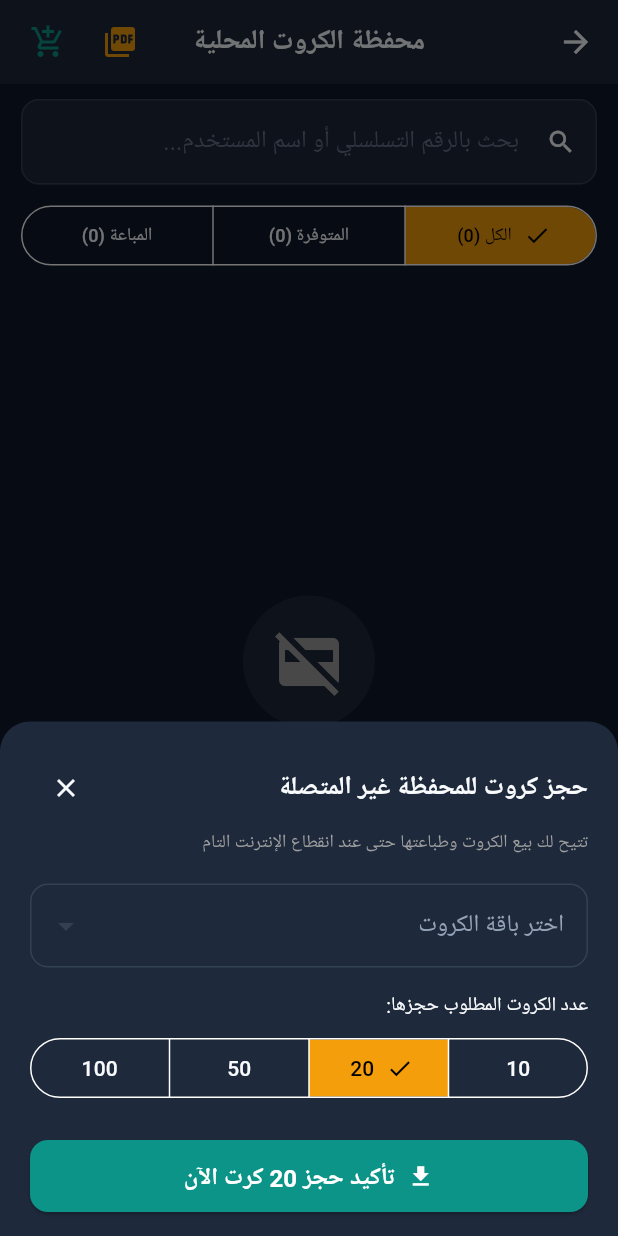
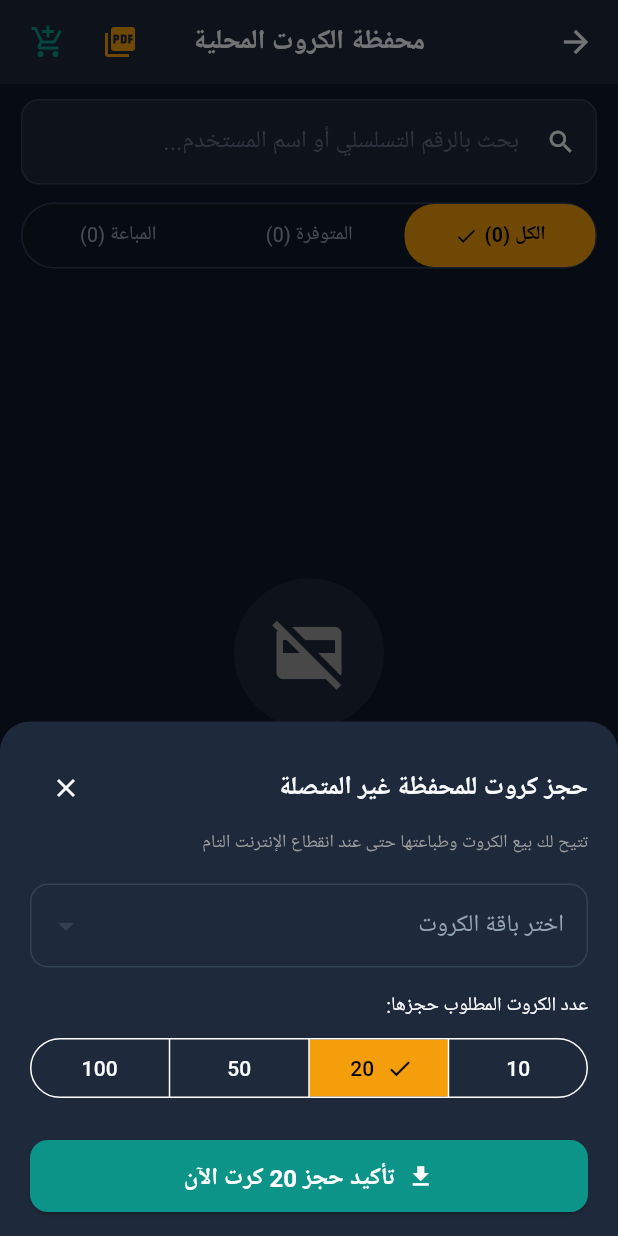
Before and after one commit to HassanY1010/mikrotik-project, a Flutter app: the CardsWalletScreen screen opened directly, after a tap on "حجز كروت الآن للمحفظة", on a phone screen of 412 x 824 dp. Run offline on Flutter 3.47's test engine with Material 3 defaults, Android fonts, the phone set to English and light mode, and no system bars; our stand-ins replace dio, flutter_riverpod, pdf, printing, qr_flutter, share_plus and 1 more; accounts and stored records are empty; network calls fail.

Commit message:
feat(cards-wallet): full real integration of offline cards wallet, reservation flow, live search, and pdf printing

```diff
--- a/apps/mobile/lib/core/models/models.dart
+++ b/apps/mobile/lib/core/models/models.dart
@@ -49,6 +49,7 @@ class HotspotProfileModel {
   final double price;
   final String? validity;
   final String? rateLimit;
+  final int availableCards;
 
   HotspotProfileModel({
     required this.id,
@@ -59,6 +60,7 @@ class HotspotProfileModel {
     required this.price,
     this.validity,
     this.rateLimit,
+    this.availableCards = 0,
   });
 
   factory HotspotProfileModel.fromJson(Map<String, dynamic> json) {
@@ -92,6 +94,7 @@ class HotspotProfileModel {
       price: rawPrice > 0 ? rawPrice : 200.0,
       validity: json['validity'] as String? ?? json['sessionTimeout'] as String?,
       rateLimit: json['rateLimit'] as String?,
+      availableCards: (json['availableCards'] as num?)?.toInt() ?? 0,
     );
   }
 
@@ -104,6 +107,7 @@ class HotspotProfileModel {
     'price': price,
     'validity': validity,
     'rateLimit': rateLimit,
+    'availableCards': availableCards,
   };
 }
 
@@ -140,7 +144,7 @@ class OfflineCardModel {
       id: json['id'] as String,
       serialNumber: json['serialNumber'] as String,
       username: json['username'] as String,
-      clearPassword: json['clearPassword'] as String?,
+      clearPassword: (json['clearPassword'] ?? json['password'] ?? json['pinCode']) as String?,
       profileId: json['profileId'] as String? ?? '',
       profileName: json['profileName'] as String? ?? 'Hotspot Card',
       deviceId: json['deviceId'] as String? ?? '',
--- a/apps/mobile/lib/features/cards/presentation/cards_wallet_screen.dart
+++ b/apps/mobile/lib/features/cards/presentation/cards_wallet_screen.dart
@@ -1,4 +1,5 @@
 import 'package:flutter/material.dart';
+import 'package:flutter/services.dart';
 import 'package:flutter_riverpod/flutter_riverpod.dart';
 import 'package:qr_flutter/qr_flutter.dart';
 import '../../../core/models/models.dart';
@@ -16,6 +17,15 @@ class _CardsWalletScreenState extends ConsumerState<CardsWalletScreen> {
   String _filter = 'ALL'; // ALL, AVAILABLE, SOLD
   String _searchQuery = '';
   final _searchController = TextEditingController();
+
+  @override
+  void initState() {
+    super.initState();
+    // Load fresh cached profiles on screen entry
+    WidgetsBinding.instance.addPostFrameCallback((_) {
+      ref.read(profilesProvider.notifier).fetchProfiles();
+    });
+  }
 
   @override
   void dispose() {
@@ -41,10 +51,17 @@ class _CardsWalletScreenState extends ConsumerState<CardsWalletScreen> {
       builder: (ctx) => AlertDialog(
         backgroundColor: const Color(0xFF1E293B),
         shape: RoundedRectangleBorder(borderRadius: BorderRadius.circular(16)),
-        title: Text(
+        title: Row(
+          mainAxisAlignment: MainAxisAlignment.center,
+          children: [
+            const Icon(Icons.wifi, color: Color(0xFF0D9488), size: 20),
+            const SizedBox(width: 8),
+            Text(
               'كرت #${card.serialNumber}',
               textAlign: TextAlign.center,
-          style: const TextStyle(fontWeight: FontWeight.bold),
+              style: const TextStyle(fontWeight: FontWeight.bold, fontSize: 16),
+            ),
+          ],
         ),
         content: Column(
           mainAxisSize: MainAxisSize.min,
@@ -58,16 +75,17 @@ class _CardsWalletScreenState extends ConsumerState<CardsWalletScreen> {
               child: QrImageView(
                 data: card.loginUrl,
                 version: QrVersions.auto,
-                size: 180,
+                size: 190,
                 backgroundColor: Colors.white,
               ),
             ),
             const SizedBox(height: 16),
             Container(
-              padding: const EdgeInsets.symmetric(horizontal: 16, vertical: 10),
+              padding: const EdgeInsets.symmetric(horizontal: 16, vertical: 12),
               decoration: BoxDecoration(
                 color: const Color(0xFF0F172A),
                 borderRadius: BorderRadius.circular(10),
+                border: Border.all(color: const Color(0xFF334155)),
               ),
               child: Column(
                 children: [
@@ -75,19 +93,19 @@ class _CardsWalletScreenState extends ConsumerState<CardsWalletScreen> {
                     mainAxisAlignment: MainAxisAlignment.spaceBetween,
                     children: [
                       const Text('اسم المستخدم:', style: TextStyle(color: Colors.grey, fontSize: 13)),
-                      Text(
+                      SelectableText(
                         card.username,
                         style: const TextStyle(fontWeight: FontWeight.bold, fontSize: 15, color: Colors.white),
                       ),
                     ],
                   ),
-                  const SizedBox(height: 6),
-                  if (card.clearPassword != null)
+                  const SizedBox(height: 8),
+                  if (card.clearPassword != null && card.clearPassword!.isNotEmpty)
                     Row(
                       mainAxisAlignment: MainAxisAlignment.spaceBetween,
                       children: [
                         const Text('كلمة المرور / PIN:', style: TextStyle(color: Colors.grey, fontSize: 13)),
-                        Text(
+                        SelectableText(
                           card.clearPassword!,
                           style: const TextStyle(
                             fontWeight: FontWeight.bold,
@@ -100,7 +118,7 @@ class _CardsWalletScreenState extends ConsumerState<CardsWalletScreen> {
                 ],
               ),
             ),
-            const SizedBox(height: 10),
+            const SizedBox(height: 12),
             Text(
               '${card.profileName} • ${card.price.toStringAsFixed(0)} ${card.currency}',
               style: const TextStyle(color: Color(0xFF10B981), fontWeight: FontWeight.bold, fontSize: 14),
@@ -108,6 +126,17 @@ class _CardsWalletScreenState extends ConsumerState<CardsWalletScreen> {
           ],
         ),
         actions: [
+          TextButton.icon(
+            icon: const Icon(Icons.copy, size: 16, color: Color(0xFF38BDF8)),
+            label: const Text('نسخ البيانات', style: TextStyle(color: Color(0xFF38BDF8))),
+            onPressed: () {
+              final text = 'المستخدم: ${card.username}\nكلمة المرور: ${card.clearPassword ?? card.username}';
+              Clipboard.setData(ClipboardData(text: text));
+              ScaffoldMessenger.of(context).showSnackBar(
+                const SnackBar(content: Text('تم نسخ بيانات الدخول إلى الحافظة')),
+              );
+            },
+          ),
           TextButton(
             onPressed: () => Navigator.pop(ctx),
             child: const Text('إغلاق', style: TextStyle(color: Colors.grey)),
@@ -295,7 +324,7 @@ class _CardsWalletScreenState extends ConsumerState<CardsWalletScreen> {
   Widget build(BuildContext context) {
     final cards = ref.watch(offlineCardsProvider);
 
-    // Filter cards
+    // Filter cards by status and search query
     final filtered = cards.where((c) {
       if (_filter == 'AVAILABLE' && c.status != 'AVAILABLE') return false;
       if (_filter == 'SOLD' && c.status != 'SOLD') return false;
@@ -322,13 +351,18 @@ class _CardsWalletScreenState extends ConsumerState<CardsWalletScreen> {
           ),
           IconButton(
             icon: const Icon(Icons.add_shopping_cart, color: Color(0xFF0D9488)),
-            tooltip: 'حجز كروت جديدة',
+            tooltip: 'حجز كروت للمحفظة غير المتصلة',
             onPressed: _showReserveCardsModal,
           ),
           const SizedBox(width: 8),
         ],
       ),
-      body: Column(
+      body: RefreshIndicator(
+        onRefresh: () async {
+          ref.read(offlineCardsProvider.notifier).refresh();
+          await ref.read(profilesProvider.notifier).fetchProfiles();
+        },
+        child: Column(
           children: [
             // Search & Filter Section
             Padding(
@@ -355,29 +389,40 @@ class _CardsWalletScreenState extends ConsumerState<CardsWalletScreen> {
                         borderRadius: BorderRadius.circular(12),
                         borderSide: const BorderSide(color: Color(0xFF334155)),
                       ),
+                      enabledBorder: OutlineInputBorder(
+                        borderRadius: BorderRadius.circular(12),
+                        borderSide: const BorderSide(color: Color(0xFF334155)),
+                      ),
                     ),
                     onChanged: (val) => setState(() => _searchQuery = val.trim()),
                   ),
-                const SizedBox(height: 10),
-                SizedBox(
-                  width: double.infinity,
-                  child: SegmentedButton<String>(
-                    segments: [
-                      ButtonSegment(
+                  const SizedBox(height: 12),
+                  // Filter Tabs matching screenshot styling
+                  Container(
+                    height: 44,
+                    decoration: BoxDecoration(
+                      color: const Color(0xFF101827),
+                      borderRadius: BorderRadius.circular(22),
+                      border: Border.all(color: const Color(0xFF334155)),
+                    ),
+                    child: Row(
+                      children: [
+                        _buildFilterTab(
+                          label: 'الكل (${cards.length})',
                           value: 'ALL',
-                        label: Text('الكل (${cards.length})', style: const TextStyle(fontSize: 12)),
+                          isSelected: _filter == 'ALL',
                         ),
-                      ButtonSegment(
+                        _buildFilterTab(
+                          label: 'المتوفرة ($availableCount)',
                           value: 'AVAILABLE',
-                        label: Text('المتوفرة ($availableCount)', style: const TextStyle(fontSize: 12)),
+                          isSelected: _filter == 'AVAILABLE',
                         ),
-                      ButtonSegment(
+                        _buildFilterTab(
+                          label: 'المباعة ($soldCount)',
                           value: 'SOLD',
-                        label: Text('المباعة ($soldCount)', style: const TextStyle(fontSize: 12)),
+                          isSelected: _filter == 'SOLD',
                         ),
                       ],
-                    selected: {_filter},
-                    onSelectionChanged: (val) => setState(() => _filter = val.first),
                     ),
                   ),
                 ],
@@ -388,27 +433,28 @@ class _CardsWalletScreenState extends ConsumerState<CardsWalletScreen> {
             Expanded(
               child: filtered.isEmpty
                   ? Center(
-                    child: Padding(
+                      child: SingleChildScrollView(
+                        physics: const AlwaysScrollableScrollPhysics(),
                         padding: const EdgeInsets.all(24.0),
                         child: Column(
                           mainAxisAlignment: MainAxisAlignment.center,
                           children: [
                             Container(
-                            padding: const EdgeInsets.all(20),
-                            decoration: BoxDecoration(
-                              color: const Color(0xFF1E293B),
+                              padding: const EdgeInsets.all(24),
+                              decoration: const BoxDecoration(
+                                color: Color(0xFF1E293B),
                                 shape: BoxShape.circle,
                               ),
-                            child: const Icon(Icons.credit_card_off, size: 48, color: Colors.grey),
+                              child: const Icon(Icons.credit_card_off, size: 52, color: Colors.grey),
                             ),
-                          const SizedBox(height: 16),
+                            const SizedBox(height: 18),
                             Text(
                               cards.isEmpty
                                   ? 'محفظتك خالية من الكروت المحجوزة'
                                   : 'لا توجد كروت مطابقة لمعايير البحث',
-                            style: const TextStyle(fontSize: 16, fontWeight: FontWeight.bold, color: Colors.white70),
+                              style: const TextStyle(fontSize: 17, fontWeight: FontWeight.bold, color: Colors.white70),
                             ),
-                          const SizedBox(height: 6),
+                            const SizedBox(height: 8),
                             Text(
                               cards.isEmpty
                                   ? 'احجز كروت من الخادم الآن لتمكين البيع الفوري دون اتصال بالإنترنت'
@@ -417,16 +463,16 @@ class _CardsWalletScreenState extends ConsumerState<CardsWalletScreen> {
                               style: const TextStyle(fontSize: 13, color: Colors.grey),
                             ),
                             if (cards.isEmpty) ...[
-                            const SizedBox(height: 20),
+                              const SizedBox(height: 24),
                               ElevatedButton.icon(
                                 style: ElevatedButton.styleFrom(
                                   backgroundColor: const Color(0xFF0D9488),
                                   foregroundColor: Colors.white,
-                                padding: const EdgeInsets.symmetric(horizontal: 20, vertical: 12),
+                                  padding: const EdgeInsets.symmetric(horizontal: 24, vertical: 14),
                                   shape: RoundedRectangleBorder(borderRadius: BorderRadius.circular(12)),
                                 ),
                                 icon: const Icon(Icons.download, size: 20),
-                              label: const Text('حجز كروت الآن للمحفظة', style: TextStyle(fontWeight: FontWeight.bold)),
+                                label: const Text('حجز كروت الآن للمحفظة', style: TextStyle(fontWeight: FontWeight.bold, fontSize: 15)),
                                 onPressed: _showReserveCardsModal,
                               ),
                             ],
@@ -502,6 +548,44 @@ class _CardsWalletScreenState extends ConsumerState<CardsWalletScreen> {
             ),
           ],
         ),
+      ),
+    );
+  }
+
+  Widget _buildFilterTab({
+    required String label,
+    required String value,
+    required bool isSelected,
+  }) {
+    return Expanded(
+      child: GestureDetector(
+        onTap: () => setState(() => _filter = value),
+        child: Container(
+          height: double.infinity,
+          decoration: BoxDecoration(
+            color: isSelected ? const Color(0xFFF59E0B) : Colors.transparent,
+            borderRadius: BorderRadius.circular(20),
+          ),
+          alignment: Alignment.center,
+          child: Row(
+            mainAxisAlignment: MainAxisAlignment.center,
+            children: [
+              Text(
+                label,
+                style: TextStyle(
+                  fontSize: 13,
+                  fontWeight: isSelected ? FontWeight.bold : FontWeight.normal,
+                  color: isSelected ? Colors.black : const Color(0xFF94A3B8),
+                ),
+              ),
+              if (isSelected) ...[
+                const SizedBox(width: 4),
+                const Icon(Icons.check, size: 16, color: Colors.black),
+              ],
+            ],
+          ),
+        ),
+      ),
     );
   }
 }
@@ -544,6 +628,7 @@ class _ReserveCardsBottomSheetState extends ConsumerState<_ReserveCardsBottomShe
       );
 
       ref.read(offlineCardsProvider.notifier).refresh();
+      await ref.read(profilesProvider.notifier).fetchProfiles();
 
       if (mounted) {
         Navigator.pop(context);
@@ -555,38 +640,17 @@ class _ReserveCardsBottomSheetState extends ConsumerState<_ReserveCardsBottomShe
         );
       }
     } catch (e) {
-      // Fallback: Generate local cards for cashier wallet so flow is never blocked
-      final storage = ref.read(localStorageProvider);
-      final localCards = <OfflineCardModel>[];
-      final batchNum = '${DateTime.now().millisecondsSinceEpoch % 10000}';
-      for (int i = 1; i <= _count; i++) {
-        final pin = '${100000 + ((i * 43) % 900000)}';
-        localCards.add(
-          OfflineCardModel(
-            id: 'local-$batchNum-$i',
-            serialNumber: 'SN-LOC-$batchNum-${i.toString().padLeft(3, '0')}',
-            username: 'user$pin',
-            clearPassword: pin,
-            profileId: _selectedProfile!.id,
-            profileName: _selectedProfile!.displayName ?? _selectedProfile!.name,
-            deviceId: _selectedProfile!.deviceId,
-            price: _selectedProfile!.price,
-            currency: 'SDG',
-            status: 'AVAILABLE',
-          ),
-        );
+      // Extract exact server error message
+      String message = e.toString();
+      if (message.contains('Exception:')) {
+        message = message.replaceAll('Exception:', '').trim();
       }
-      await storage.addOfflineCards(localCards);
-      ref.read(offlineCardsProvider.notifier).refresh();
-
       if (mounted) {
-        Navigator.pop(context);
-        ScaffoldMessenger.of(context).showSnackBar(
-          SnackBar(
-            content: Text('تم توفير $_count كرت جاهز للبيع في محفظتك المحلية'),
-            backgroundColor: const Color(0xFF0D9488),
-          ),
-        );
+        setState(() {
+          _error = message.isNotEmpty
+              ? message
+              : 'تعذر حجز الكروت من الخادم. تأكد من اتصال الإنترنت وتوفر كروت في الباقة.';
+        });
       }
     } finally {
       if (mounted) setState(() => _isLoading = false);
@@ -630,12 +694,21 @@ class _ReserveCardsBottomSheetState extends ConsumerState<_ReserveCardsBottomShe
 
           if (_error != null) ...[
             Container(
-              padding: const EdgeInsets.all(10),
+              padding: const EdgeInsets.all(12),
               decoration: BoxDecoration(
-                color: Colors.red.shade900.withValues(alpha: 0.2),
-                borderRadius: BorderRadius.circular(8),
+                color: Colors.red.shade900.withValues(alpha: 0.25),
+                borderRadius: BorderRadius.circular(10),
+                border: Border.all(color: Colors.redAccent.withValues(alpha: 0.5)),
               ),
+              child: Row(
+                children: [
+                  const Icon(Icons.error_outline, color: Colors.redAccent, size: 20),
+                  const SizedBox(width: 8),
+                  Expanded(
                     child: Text(_error!, style: const TextStyle(color: Colors.redAccent, fontSize: 13)),
+                  ),
+                ],
+              ),
             ),
             const SizedBox(height: 12),
           ],
@@ -645,11 +718,17 @@ class _ReserveCardsBottomSheetState extends ConsumerState<_ReserveCardsBottomShe
             items: profiles
                 .map((p) => DropdownMenuItem(
                       value: p,
-                      child: Text('${p.displayName ?? p.name} (${p.price.toStringAsFixed(0)} SDG)'),
+                      child: Text(
+                        '${p.displayName ?? p.name} (${p.price.toStringAsFixed(0)} SDG)${p.availableCards > 0 ? " • متاح: ${p.availableCards}" : ""}',
+                        overflow: TextOverflow.ellipsis,
+                      ),
                     ))
                 .toList(),
             initialValue: _selectedProfile ?? (profiles.isNotEmpty ? profiles.first : null),
-            onChanged: (val) => setState(() => _selectedProfile = val),
+            onChanged: (val) => setState(() {
+              _selectedProfile = val;
+              _error = null;
+            }),
           ),
           const SizedBox(height: 16),
 
@@ -663,7 +742,10 @@ class _ReserveCardsBottomSheetState extends ConsumerState<_ReserveCardsBottomShe
               ButtonSegment(value: 100, label: Text('100')),
             ],
             selected: {_count},
-            onSelectionChanged: (val) => setState(() => _count = val.first),
+            onSelectionChanged: (val) => setState(() {
+              _count = val.first;
+              _error = null;
+            }),
           ),
           const SizedBox(height: 24),
 
```
Also changed, not shown: apps/mobile/lib/core/storage/local_storage.dart (+18 -4 lines), apps/mobile/lib/core/sync/offline_sync_manager.dart (+8 -8 lines), 3 other files. Lines whose indentation alone changed are shown as unchanged.
